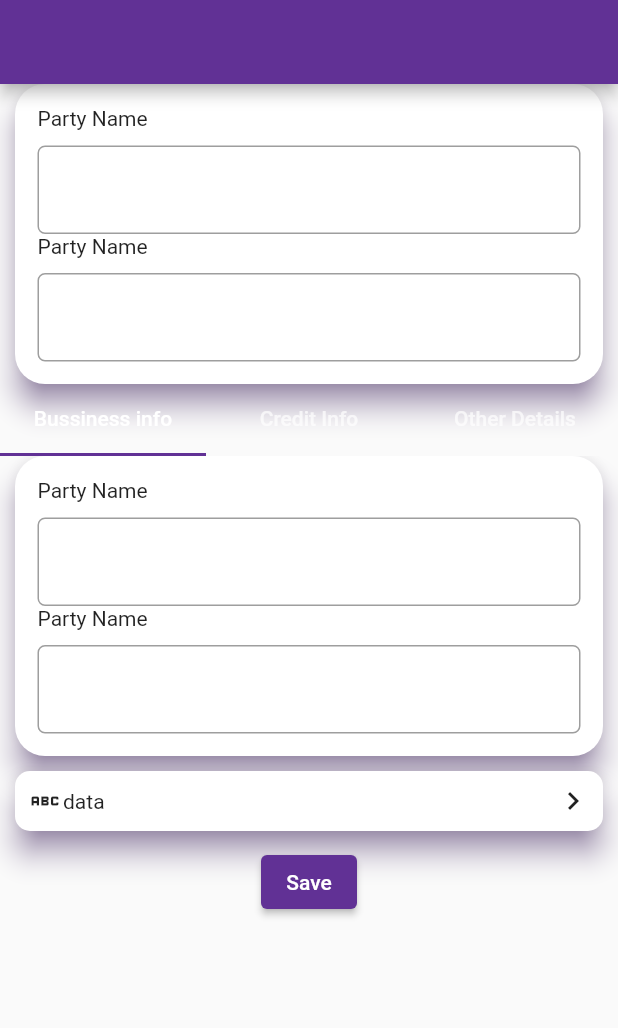
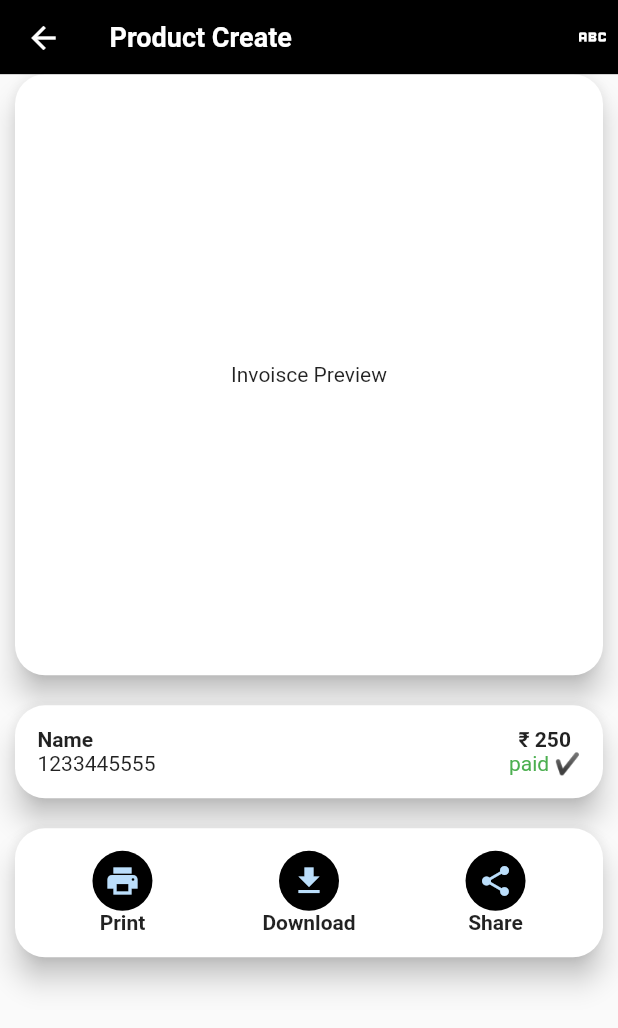
Before and after one commit to IrshadAbdulla19/Codex, a Flutter app: the screen it shows after launch, on a phone screen of 412 x 824 dp. Shown: the top 1028 px of the screen. Run offline on Flutter 3.47's test engine with Material 3 defaults, Android fonts, the phone set to English and light mode, and no system bars; drawn by our look-alikes of auto_size_text; Roboto replaces fonts that are missing (OpenSans).

Commit message:
all parts first part complete

```diff
--- a/lib/core/constants.dart
+++ b/lib/core/constants.dart
@@ -1,8 +1,10 @@
+import 'package:auto_size_text/auto_size_text.dart';
 import 'package:flutter/material.dart';
 
 const kBlack = Colors.black;
 const kWhite = Colors.white;
 const kGray = Colors.grey;
+const kRed = Colors.red;
 
 const kHeight10 = SizedBox(
   height: 10,
@@ -13,6 +15,54 @@ const kHeight5 = SizedBox(
 const kHeight20 = SizedBox(
   height: 20,
 );
+const kWidth10 = SizedBox(
+  width: 10,
+);
+const kWidth5 = SizedBox(
+  width: 5,
+);
+const kWidth20 = SizedBox(
+  width: 20,
+);
+
+const MaterialColor primaryBlack = MaterialColor(
+  _blackPrimaryValue,
+  <int, Color>{
+    50: Color(0xFF000000),
+    100: Color(0xFF000000),
+    200: Color(0xFF000000),
+    300: Color(0xFF000000),
+    400: Color(0xFF000000),
+    500: Color(_blackPrimaryValue),
+    600: Color(0xFF000000),
+    700: Color(0xFF000000),
+    800: Color(0xFF000000),
+    900: Color(0xFF000000),
+  },
+);
+const int _blackPrimaryValue = 0xFF000000;
+const MaterialColor primaryWhite = MaterialColor(
+  _whitePrimaryValue,
+  <int, Color>{
+    50: Color(0xFFFFFFFF),
+    100: Color(0xFFFFFFFF),
+    200: Color(0xFFFFFFFF),
+    300: Color(0xFFFFFFFF),
+    400: Color(0xFFFFFFFF),
+    500: Color(_whitePrimaryValue),
+    600: Color(0xFFFFFFFF),
+    700: Color(0xFFFFFFFF),
+    800: Color(0xFFFFFFFF),
+    900: Color(0xFFFFFFFF),
+  },
+);
+const int _whitePrimaryValue = 0xFFFFFFFF;
+
+// Color? accentColor,
+// Color? cardColor,
+// Color? backgroundColor,
+// Color? errorColor,
+// Brightness brightness = Brightness.light,
 
 const MaterialColor kMaterialPrimaryColor =
     MaterialColor(_kmaterialprimarycolorPrimaryValue, <int, Color>{
--- a/lib/main.dart
+++ b/lib/main.dart
@@ -4,6 +4,8 @@
 import 'package:irshad_codex/presentation/login/login_screen.dart';
 
 import 'core/constants.dart';
+import 'presentation/invoice/widgets/invoice_view_screen.dart';
+import 'presentation/product/widgets/product_create_screen.dart';
 
 void main() {
   runApp(const MyApp());
@@ -21,19 +23,17 @@
         useMaterial3: false,
         // Define the default brightness and colors.
         // brightness: Brightness.dark,
-        primaryColor: kMaterialPrimaryColor,
-        hintColor: kMaterialPrimaryColor,
+        // primaryColor: kBlack,
+        // hintColor: kMaterialPrimaryColor,
         // Define the default font family.
-        fontFamily: 'OpenSans',
-        colorScheme:
-            ColorScheme.fromSwatch(primarySwatch: kMaterialPrimaryColor)
-                .copyWith(secondary: kMaterialPrimaryColor),
+        colorScheme: ColorScheme.fromSwatch(primarySwatch: primaryBlack)
+            .copyWith(secondary: primaryBlack),
 
         // Define the default TextTheme. Use this to specify the default
         // text styling for headlines, titles, bodies of text, and more.
       ),
       debugShowCheckedModeBanner: false,
-      home: const CreateCustomerScreen(),
+      home: InvoiceViewScreen(),
     );
   }
 }
--- a/lib/presentation/customer/widgets/create_customer.dart
+++ b/lib/presentation/customer/widgets/create_customer.dart
@@ -1,9 +1,12 @@
 import 'package:auto_size_text/auto_size_text.dart';
 import 'package:flutter/material.dart';
 import 'package:irshad_codex/core/constants.dart';
+import 'package:irshad_codex/presentation/widgets/commen_text_widgets.dart';
 
 class CreateCustomerScreen extends StatelessWidget {
-  const CreateCustomerScreen({super.key});
+  CreateCustomerScreen({super.key});
+
+  final TextEditingController controller = TextEditingController();
 
   @override
   Widget build(BuildContext context) {
@@ -16,16 +19,30 @@ class CreateCustomerScreen extends StatelessWidget {
               margin: const EdgeInsets.symmetric(horizontal: 10),
               elevation: 8,
               color: Colors.white,
-              shadowColor: kMaterialPrimaryColor,
+              shadowColor: primaryBlack,
               shape: RoundedRectangleBorder(
                 borderRadius: BorderRadius.circular(20),
               ),
-              child: const Padding(
-                padding: EdgeInsets.all(15.0),
+              child: Padding(
+                padding: const EdgeInsets.all(15.0),
                 child: Column(
                   children: [
-                    TextFormWidget(),
-                    TextFormWidget(),
+                    TextFormWidget(
+                      controller: controller,
+                      head: "Party name",
+                      widget: Text(
+                        "*",
+                        style: TextStyle(color: kRed),
+                      ),
+                    ),
+                    TextFormWidget(
+                      controller: controller,
+                      head: "Coustomer name",
+                      widget: Text(
+                        "*",
+                        style: TextStyle(color: kRed),
+                      ),
+                    ),
                   ],
                 ),
               )),
@@ -36,11 +53,24 @@ class CreateCustomerScreen extends StatelessWidget {
               length: 3, // Number of tabs
               child: Column(
                 children: [
-                  TabBar(
+                  const TabBar(
                     tabs: [
-                      Tab(text: 'Bussiness info'),
-                      Tab(text: 'Credit Info'),
-                      Tab(text: 'Other Details'),
+                      Tab(
+                        child: Text(
+                          "Bussiness info",
+                          style: TextStyle(color: kBlack),
+                        ),
+                      ),
+                      Tab(
+                          child: Text(
+                        "Credit Info",
+                        style: TextStyle(color: kBlack),
+                      )),
+                      Tab(
+                          child: Text(
+                        "Other Details",
+                        style: TextStyle(color: kBlack),
+                      )),
                     ],
                   ),
                   SizedBox(
@@ -51,33 +81,48 @@ class CreateCustomerScreen extends StatelessWidget {
                         Column(
                           children: [
                             Card(
-                                margin: EdgeInsets.symmetric(horizontal: 10),
+                                margin:
+                                    const EdgeInsets.symmetric(horizontal: 10),
                                 elevation: 8,
                                 color: Colors.white,
-                                shadowColor: kMaterialPrimaryColor,
+                                shadowColor: primaryBlack,
                                 shape: RoundedRectangleBorder(
                                   borderRadius: BorderRadius.circular(20),
                                 ),
-                                child: const Padding(
-                                  padding: EdgeInsets.all(15.0),
+                                child: Padding(
+                                  padding: const EdgeInsets.all(15.0),
                                   child: Column(
                                     children: [
-                                      TextFormWidget(),
-                                      TextFormWidget(),
+                                      TextFormWidget(
+                                        controller: controller,
+                                        head: "",
+                                        widget: Text(
+                                          "*",
+                                          style: TextStyle(color: kRed),
+                                        ),
+                                      ),
+                                      TextFormWidget(
+                                        controller: controller,
+                                        head: "",
+                                        widget: Text(
+                                          "*",
+                                          style: TextStyle(color: kRed),
+                                        ),
+                                      ),
                                     ],
                                   ),
                                 )),
                             Card(
-                              margin: EdgeInsets.symmetric(
+                              margin: const EdgeInsets.symmetric(
                                   horizontal: 10, vertical: 10),
                               elevation: 8,
                               color: Colors.white,
-                              shadowColor: kMaterialPrimaryColor,
+                              shadowColor: primaryBlack,
                               shape: RoundedRectangleBorder(
                                 borderRadius: BorderRadius.circular(10),
                               ),
-                              child: Padding(
-                                padding: const EdgeInsets.all(8.0),
+                              child: const Padding(
+                                padding: EdgeInsets.all(8.0),
                                 child: Row(
                                   children: [
                                     Icon(Icons.abc),
@@ -89,15 +134,15 @@ class CreateCustomerScreen extends StatelessWidget {
                               ),
                             ),
                             ElevatedButton(
-                                onPressed: () {}, child: Text("Save"))
+                                onPressed: () {}, child: const Text("Save"))
                           ],
                         ),
                         // Contents of Tab 2
-                        Center(
+                        const Center(
                           child: Text('Tab 2 Content'),
                         ),
                         // Contents of Tab 3
-                        Center(
+                        const Center(
                           child: Text('Tab 3 Content'),
                         ),
                       ],
@@ -114,16 +159,23 @@ class CreateCustomerScreen extends StatelessWidget {
 }
 
 class TextFormWidget extends StatelessWidget {
-  const TextFormWidget({
-    super.key,
-  });
+  const TextFormWidget(
+      {super.key,
+      required this.widget,
+      required this.head,
+      required this.controller});
+  final Widget widget;
+  final String head;
+  final TextEditingController controller;
 
   @override
   Widget build(BuildContext context) {
     return Column(
       crossAxisAlignment: CrossAxisAlignment.start,
       children: [
-        const AutoSizeText("Party Name"),
+        Row(
+          children: [smallHeadText(head), widget],
+        ),
         kHeight10,
         TextFormField(
           decoration: InputDecoration(
--- /dev/null
+++ b/lib/presentation/invoice/widgets/invoice_view_screen.dart
@@ -0,0 +1,102 @@
+import 'package:flutter/material.dart';
+import 'package:irshad_codex/core/constants.dart';
+import 'package:irshad_codex/presentation/widgets/app_bar_widget.dart';
+import 'package:irshad_codex/presentation/widgets/commen_card_widget.dart';
+import 'package:irshad_codex/presentation/widgets/commen_text_widgets.dart';
+
+class InvoiceViewScreen extends StatelessWidget {
+  InvoiceViewScreen({super.key});
+
+  final TextEditingController controller = TextEditingController();
+
+  @override
+  Widget build(BuildContext context) {
+    var kmaxHgt = MediaQuery.of(context).size.height;
+    return Scaffold(
+      resizeToAvoidBottomInset: false,
+      appBar: appBarWidget(context, "Product Create", [
+        const Icon(
+          Icons.abc,
+          color: kWhite,
+        )
+      ]),
+      body: Column(
+        children: [
+          CommenCardWidget(
+            child: Container(
+              alignment: Alignment.center,
+              color: kWhite,
+              height: kmaxHgt * 0.45,
+              child: const Center(
+                child: Text("Invoisce Preview"),
+              ),
+            ),
+          ),
+          kHeight20,
+          CommenCardWidget(
+            child: Row(
+              mainAxisAlignment: MainAxisAlignment.spaceBetween,
+              children: [
+                Column(
+                  crossAxisAlignment: CrossAxisAlignment.start,
+                  children: [
+                    smallHeadText("Name"),
+                    const Text("1233445555"),
+                  ],
+                ),
+                Column(
+                  children: [
+                    smallHeadText("₹ 250"),
+                    const Text(
+                      "paid ✔",
+                      style: TextStyle(color: Colors.green),
+                    ),
+                  ],
+                ),
+              ],
+            ),
+          ),
+          kHeight20,
+          const CommenCardWidget(
+            child: Row(
+              mainAxisAlignment: MainAxisAlignment.spaceAround,
+              children: [
+                InvoiceBottomWidgetItem(
+                  text: "Print",
+                  icon: Icons.print,
+                ),
+                InvoiceBottomWidgetItem(
+                  text: "Download",
+                  icon: Icons.download,
+                ),
+                InvoiceBottomWidgetItem(
+                  text: "Share",
+                  icon: Icons.share,
+                ),
+              ],
+            ),
+          ),
+        ],
+      ),
+    );
+  }
+}
+
+class InvoiceBottomWidgetItem extends StatelessWidget {
+  const InvoiceBottomWidgetItem(
+      {super.key, required this.text, required this.icon});
+  final String text;
+  final IconData icon;
+  @override
+  Widget build(BuildContext context) {
+    return Column(
+      children: [
+        CircleAvatar(
+          backgroundColor: kBlack,
+          child: Icon(icon),
+        ),
+        smallHeadText(text),
+      ],
+    );
+  }
+}
--- /dev/null
+++ b/lib/presentation/widgets/app_bar_widget.dart
@@ -0,0 +1,34 @@
+import 'package:flutter/material.dart';
+import 'package:irshad_codex/core/constants.dart';
+
+import 'commen_text_widgets.dart';
+
+PreferredSize appBarWidget(BuildContext contex, String head,
+    [List<Widget>? actions]) {
+  return PreferredSize(
+      preferredSize: Size.fromHeight(MediaQuery.of(contex).size.height * 0.06),
+      child: Container(
+        color: kBlack,
+        child: SafeArea(
+          child: Padding(
+            padding: const EdgeInsets.symmetric(vertical: 5.0, horizontal: 5),
+            child: Row(
+              children: [
+                IconButton(
+                    onPressed: () {
+                      Navigator.pop(contex);
+                    },
+                    icon: Icon(
+                      Icons.arrow_back,
+                      color: kWhite,
+                    )),
+                kWidth20,
+                mainHeadText(head),
+                Spacer(),
+                Wrap(children: actions ?? [])
+              ],
+            ),
+          ),
+        ),
+      ));
+}
--- /dev/null
+++ b/lib/presentation/widgets/commen_card_widget.dart
@@ -0,0 +1,19 @@
+import 'package:flutter/material.dart';
+import 'package:irshad_codex/core/constants.dart';
+
+class CommenCardWidget extends StatelessWidget {
+  const CommenCardWidget({super.key, required this.child});
+  final Widget child;
+  @override
+  Widget build(BuildContext context) {
+    return Card(
+        margin: const EdgeInsets.symmetric(horizontal: 10),
+        elevation: 8,
+        color: Colors.white,
+        shadowColor: primaryBlack,
+        shape: RoundedRectangleBorder(
+          borderRadius: BorderRadius.circular(20),
+        ),
+        child: Padding(padding: const EdgeInsets.all(15.0), child: child));
+  }
+}
--- a/pubspec.yaml
+++ b/pubspec.yaml
@@ -37,6 +37,7 @@ dependencies:
   # Use with the CupertinoIcons class for iOS style icons.
   cupertino_icons: ^1.0.2
   auto_size_text: ^3.0.0
+  flutter_iconpicker: ^3.4.2
 
 dev_dependencies:
   flutter_test:
```
Also changed, not shown: lib/presentation/customer/customer_master_screen.dart (+50 -0 lines), lib/presentation/product/widgets/product_create_screen.dart (added, +165 -0 lines), lib/presentation/widgets/commen_text_widgets.dart (added, +18 -0 lines), lib/presentation/invoice/invoice_screen.dart (added), lib/presentation/product/product_screen.dart (added), pubspec.lock.
